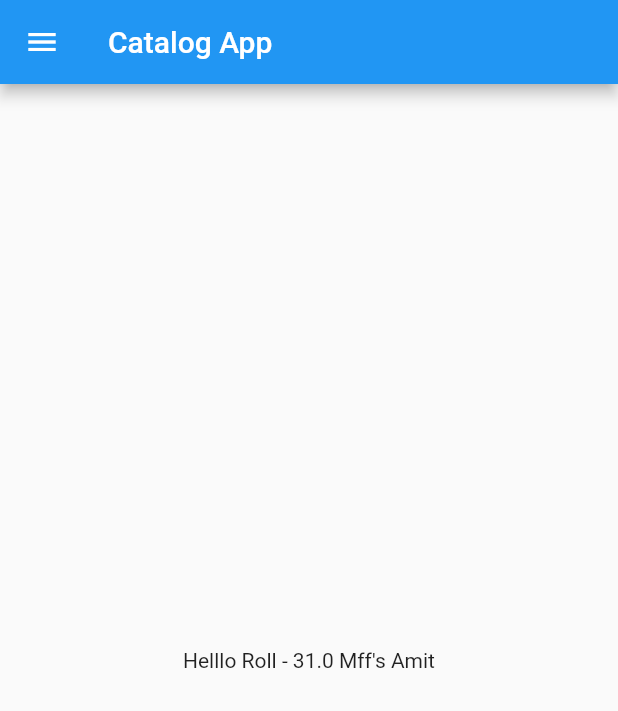
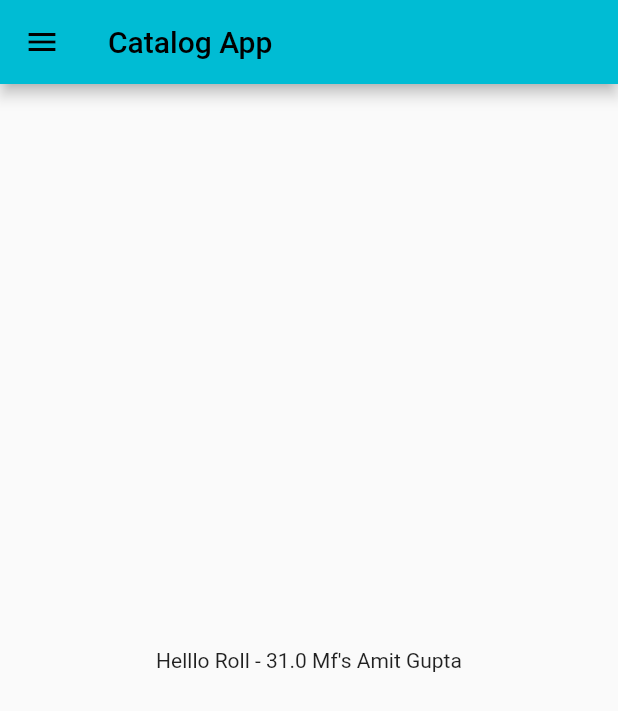
Before and after one commit to theeeep/Flutter-App-Project, a Flutter app: the screen it shows after launch, on a phone screen of 412 x 824 dp. Shown: the top 711 px of the screen. Run offline on Flutter 3.47's test engine with Material 2 defaults, Android fonts, the phone set to English and light mode, and no system bars.

Commit message:
Day-3 Completed

```diff
--- a/lib/main.dart
+++ b/lib/main.dart
@@ -1,6 +1,9 @@
+// ignore_for_file: prefer_const_constructors
+
+import 'package:basic_app/pages/login_page.dart';
 import 'package:flutter/material.dart';
 
-import 'home_page.dart';
+import 'pages/home_page.dart';
 
 void main() {
   runApp(const Myapp());
@@ -12,7 +15,19 @@ class Myapp extends StatelessWidget {
   @override
   Widget build(BuildContext context) {
     return MaterialApp(
-      home: HomePage(),
+      themeMode: ThemeMode.light,
+      theme: ThemeData(primarySwatch: Colors.cyan),
+      darkTheme: ThemeData(
+        brightness: Brightness.dark,
+        primarySwatch: Colors.red,
+      ),
+      initialRoute: "/",
+      routes: {
+        // "/": (context) => LogInPage(),
+        "/": (context) => HomePage(),
+        "home": (context) => HomePage(),
+        "/login": (context) => LogInPage(),
+      },
     );
   }
 }
--- a/lib/home_page.dart
+++ b/lib/pages/home_page.dart
@@ -3,6 +3,8 @@ import 'package:flutter/material.dart';
 class HomePage extends StatelessWidget {
   final double days = 31;
   final String name = "Amit";
+
+  const HomePage({super.key});
 
   @override
   Widget build(BuildContext context) {
@@ -12,7 +14,7 @@ class HomePage extends StatelessWidget {
       ),
       body: Center(
         child: Container(
-          child: Text("Helllo Roll - $days Mff's $name"),
+          child: Text("Helllo Roll - $days Mf's $name Gupta"),
         ),
       ),
       drawer: Drawer(),
```
Also changed, not shown: lib/pages/login_page.dart (added, +22 -0 lines).
